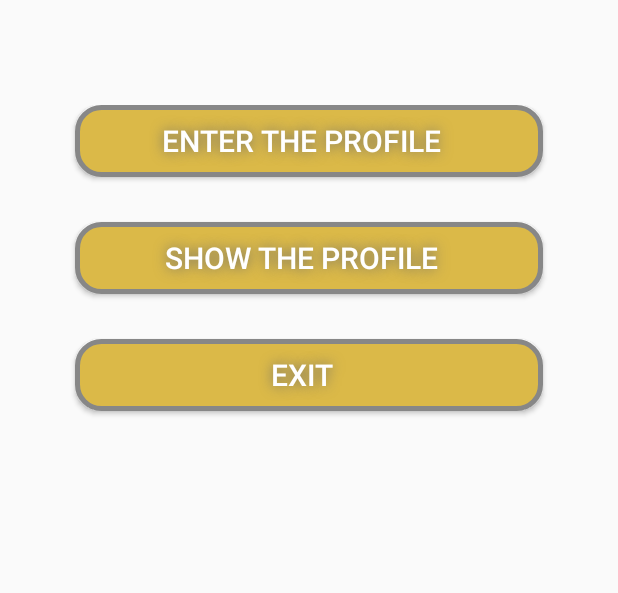
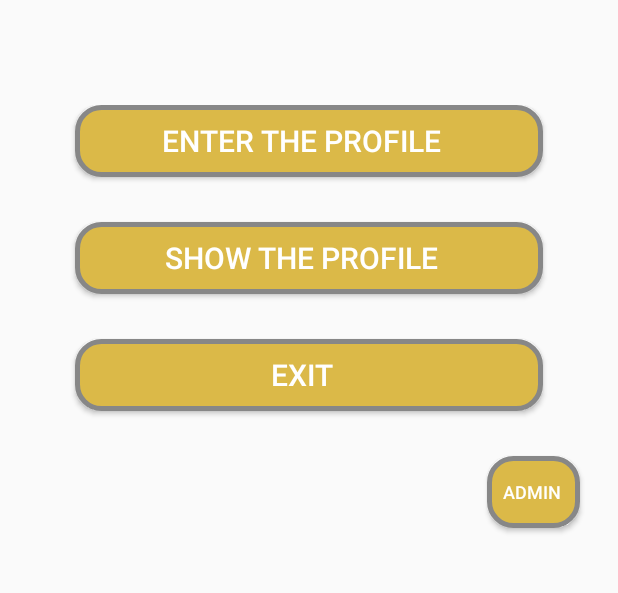
Before and after one commit to ayj8655/UnKnowN, an Android app: the LobbyActivity screen opened directly, with no data from a screen before it, on a phone screen of 412 x 824 dp, the part 528-1121 px from its top. Run offline under Robolectric (Android 15) with nearby library versions, the phone set to English and light mode, and no system bars; 2 statements that could not run were skipped.

Commit message:
Add Admin Mode (Can Reset Data) Update buttonshape code

```diff
--- a/AndroidStudioProjects/app/src/main/res/drawable/buttonshape.xml
+++ b/AndroidStudioProjects/app/src/main/res/drawable/buttonshape.xml
@@ -1,11 +1,7 @@
 <?xml version="1.0" encoding="utf-8"?>
 <shape xmlns:android="http://schemas.android.com/apk/res/android" android:shape="rectangle" >
-    <corners
-        android:radius="16dp"
-        />
-    <solid
-        android:color="#DBB948"
-        />
+    <corners android:radius="16dp" />
+    <solid android:color="#DBB948" />
     <padding
         android:left="0dp"
         android:top="0dp"
@@ -26,4 +22,10 @@
         android:width="3dp"
         android:color="#878787"
         />
+    <shadow
+        android:shadowColor="#6B6B6B"
+        android:shadowDx="0"
+        android:shadowDy="0"
+        android:shadowRadius="10"
+        />
 </shape>
--- a/AndroidStudioProjects/app/src/main/res/layout/activity_lobby.xml
+++ b/AndroidStudioProjects/app/src/main/res/layout/activity_lobby.xml
@@ -24,59 +24,59 @@
         android:layout_width="match_parent"
         android:layout_height="wrap_content"
         android:orientation="vertical">
+
         <Button
             android:id="@+id/button"
             android:layout_width="match_parent"
             android:layout_height="wrap_content"
             android:layout_gravity="center"
-            android:layout_marginBottom="30dp"
             android:layout_marginLeft="50dp"
             android:layout_marginRight="50dp"
+            android:layout_marginBottom="30dp"
+            android:background="@drawable/buttonshape"
+            android:text="Enter the PROFILE"
             android:textColor="#FFFFFF"
-            android:textSize="20sp"
-            android:background="@drawable/buttonshape"
-            android:shadowColor="#6B6B6B"
-            android:shadowDx="0"
-            android:shadowDy="0"
-            android:shadowRadius="10"
-            android:text="Enter the PROFILE" />
+            android:textSize="20sp" />
 
         <Button
             android:id="@+id/button2"
-            android:layout_gravity="center"
             android:layout_width="match_parent"
             android:layout_height="wrap_content"
-            android:layout_marginBottom="30dp"
+            android:layout_gravity="center"
             android:layout_marginLeft="50dp"
             android:layout_marginRight="50dp"
+            android:layout_marginBottom="30dp"
+            android:background="@drawable/buttonshape"
+            android:text="Show the PROFILE"
             android:textColor="#FFFFFF"
-            android:textSize="20sp"
-            android:background="@drawable/buttonshape"
-            android:shadowColor="#6B6B6B"
-            android:shadowDx="0"
-            android:shadowDy="0"
-            android:shadowRadius="10"
-            android:text="Show the PROFILE"/>
+            android:textSize="20sp" />
 
         <Button
-            android:layout_gravity="center"
             android:id="@+id/button4"
             android:layout_width="match_parent"
             android:layout_height="wrap_content"
-            android:layout_marginBottom="30dp"
+            android:layout_gravity="center"
             android:layout_marginLeft="50dp"
             android:layout_marginRight="50dp"
+            android:layout_marginBottom="30dp"
+            android:background="@drawable/buttonshape"
+            android:onClick="ExitApp"
+            android:text="Exit"
             android:textColor="#FFFFFF"
-            android:textSize="20sp"
+            android:textSize="20sp" />
+
+        <Button
+            android:id="@+id/buttonAdmin"
+            android:layout_width="match_parent"
+            android:layout_height="wrap_content"
+            android:layout_gravity="center"
+            android:layout_marginLeft="250dp"
+            android:layout_marginRight="100dp"
+            android:layout_marginBottom="40dp"
             android:background="@drawable/buttonshape"
-            android:shadowColor="#6B6B6B"
-            android:shadowDx="0"
-            android:shadowDy="0"
-            android:shadowRadius="10"
-            android:text="Exit"
-            android:onClick="ExitApp"/>
-
+            android:onClick="AdminMode"
+            android:text="   Admin"
+            android:textColor="#FFFFFF"
+            android:textSize="12sp" />
     </LinearLayout>
-
-
 </LinearLayout>
```
Also changed, not shown: AndroidStudioProjects/app/src/main/AndroidManifest.xml (+11 -6 lines), AndroidStudioProjects/app/src/main/java/com/example/UnKnowN/AdminActivity.java (added, +127 -0 lines), AndroidStudioProjects/app/src/main/java/com/example/UnKnowN/LobbyActivity.java (+9 -0 lines), AndroidStudioProjects/app/src/main/res/layout/activity_admin.xml (added, +59 -0 lines).
